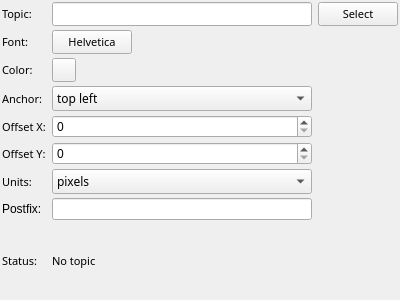
The window that mapviz_plugins/ui/float_config.ui (ros2-gbp/mapviz-release) describes before a commit, drawn with Qt 5.
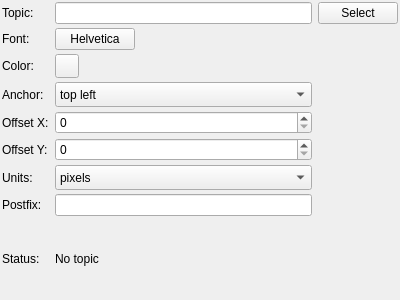
The same window after the commit. Custom widgets are drawn as their Qt base class.

What changed in the file:
```diff
--- a/mapviz_plugins/ui/float_config.ui
+++ b/mapviz_plugins/ui/float_config.ui
@@ -34,12 +34,6 @@
    </property>
    <item row="12" column="0">
     <widget class="QLabel" name="label_2">
-     <property name="font">
-      <font>
-       <family>Sans Serif</family>
-       <pointsize>8</pointsize>
-      </font>
-     </property>
      <property name="text">
       <string>Status:</string>
      </property>
@@ -53,12 +47,6 @@
        <verstretch>0</verstretch>
       </sizepolicy>
      </property>
-     <property name="font">
-      <font>
-       <family>Sans Serif</family>
-       <pointsize>8</pointsize>
-      </font>
-     </property>
      <property name="styleSheet">
       <string notr="true"/>
      </property>
@@ -69,12 +57,6 @@
    </item>
    <item row="2" column="0">
     <widget class="QLabel" name="label">
-     <property name="font">
-      <font>
-       <family>Sans Serif</family>
-       <pointsize>8</pointsize>
-      </font>
-     </property>
      <property name="text">
       <string>Topic:</string>
      </property>
@@ -82,22 +64,10 @@
    </item>
    <item row="2" column="1">
     <widget class="QLineEdit" name="topic">
-     <property name="font">
-      <font>
-       <family>Sans Serif</family>
-       <pointsize>8</pointsize>
-      </font>
-     </property>
     </widget>
    </item>
    <item row="3" column="0">
     <widget class="QLabel" name="font_label">
-     <property name="font">
-      <font>
-       <family>Sans Serif</family>
-       <pointsize>8</pointsize>
-      </font>
-     </property>
      <property name="text">
       <string>Font:</string>
      </property>
@@ -117,12 +87,6 @@
        <height>16777215</height>
       </size>
      </property>
-     <property name="font">
-      <font>
-       <family>Sans Serif</family>
-       <pointsize>8</pointsize>
-      </font>
-     </property>
      <property name="text">
       <string>Helvetica</string>
      </property>
@@ -130,12 +94,6 @@
    </item>
    <item row="4" column="0">
     <widget class="QLabel" name="color_label">
-     <property name="font">
-      <font>
-       <family>Sans Serif</family>
-       <pointsize>8</pointsize>
-      </font>
-     </property>
      <property name="text">
       <string>Color:</string>
      </property>
@@ -168,12 +126,6 @@
        <height>25</height>
       </size>
      </property>
-     <property name="font">
-      <font>
-       <family>Sans Serif</family>
-       <pointsize>9</pointsize>
-      </font>
-     </property>
      <item>
       <property name="text">
        <string>top left</string>
@@ -230,12 +182,6 @@
    </item>
    <item row="5" column="0">
     <widget class="QLabel" name="label_3">
-     <property name="font">
-      <font>
-       <family>Sans Serif</family>
-       <pointsize>8</pointsize>
-      </font>
-     </property>
      <property name="text">
       <string>Anchor:</string>
      </property>
@@ -243,12 +189,6 @@
    </item>
    <item row="6" column="0">
     <widget class="QLabel" name="label_4">
-     <property name="font">
-      <font>
-       <family>Sans Serif</family>
-       <pointsize>8</pointsize>
-      </font>
-     </property>
      <property name="text">
       <string>Offset X:</string>
      </property>
@@ -256,12 +196,6 @@
    </item>
    <item row="12" column="1" colspan="2">
     <widget class="QLabel" name="status">
-     <property name="font">
-      <font>
-       <family>Sans Serif</family>
-       <pointsize>8</pointsize>
-      </font>
-     </property>
      <property name="styleSheet">
       <string notr="true"/>
      </property>
@@ -282,12 +216,6 @@
    </item>
    <item row="7" column="0">
     <widget class="QLabel" name="label_5">
-     <property name="font">
-      <font>
-       <family>Sans Serif</family>
-       <pointsize>8</pointsize>
-      </font>
-     </property>
      <property name="text">
       <string>Offset Y:</string>
      </property>
@@ -295,12 +223,6 @@
    </item>
    <item row="10" column="0">
     <widget class="QLabel" name="label_8">
-     <property name="font">
-      <font>
-       <family>Sans Serif</family>
-       <pointsize>8</pointsize>
-      </font>
-     </property>
      <property name="text">
       <string>Units:</string>
      </property>
@@ -314,12 +236,6 @@
        <height>25</height>
       </size>
      </property>
-     <property name="font">
-      <font>
-       <family>Sans Serif</family>
-       <pointsize>9</pointsize>
-      </font>
-     </property>
      <item>
       <property name="text">
        <string>pixels</string>
```
